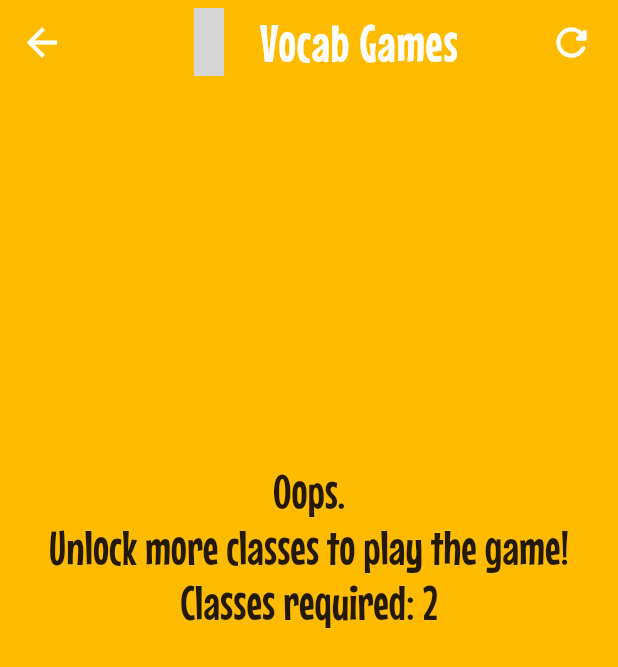
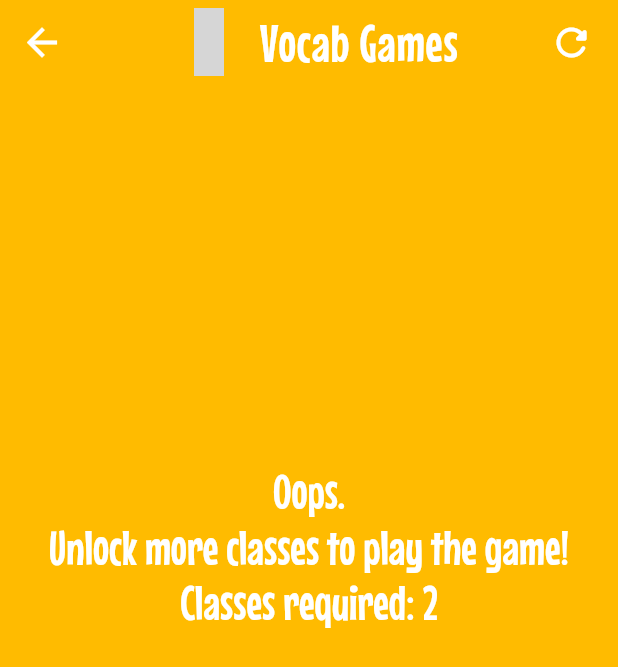
Before and after one commit to hongyu1738/plum_test, a Flutter app: the VocabularyQuiz screen opened directly, on a phone screen of 412 x 824 dp. Shown: the top 667 px of the screen. Run offline on Flutter 3.47's test engine with Material 2 defaults, Android fonts, the phone set to English and light mode, and no system bars; drawn by our look-alikes of liquid_pull_to_refresh; our stand-ins replace animate_do, animated_background, audioplayers, cloud_firestore, firebase_core, firebase_storage and 10 more; missing offline and left inert: cool_ui, tflite; accounts and stored records are empty; project files that could hold a hidden picture were left out; grey boxes are pictures that could not be loaded.

Commit message:
Update font colour
- Update error message font color for Vocabulary Quiz, Image Quiz and Drag n Drop

```diff
--- a/lib/screens/quiz/drag_n_drop.dart
+++ b/lib/screens/quiz/drag_n_drop.dart
@@ -88,6 +88,7 @@ class _DragAndDropState extends State<DragAndDrop> {
                 textAlign: TextAlign.center,
                 style: TextStyle(
                   fontSize: 32,
+                  color: Colors.white,
                   fontWeight: FontWeight.w400,
                 ), ),
               )
--- a/lib/screens/quiz/image_quiz.dart
+++ b/lib/screens/quiz/image_quiz.dart
@@ -104,6 +104,7 @@ class _ImageQuizState extends State<ImageQuiz> {
                       textAlign: TextAlign.center,
                       style: TextStyle(
                         fontSize: 32,
+                        color: Colors.white,
                         fontWeight: FontWeight.w400,
                       ), )
                     )
--- a/lib/screens/quiz/vocabulary_quiz.dart
+++ b/lib/screens/quiz/vocabulary_quiz.dart
@@ -98,6 +98,7 @@ class _VocabularyQuizState extends State<VocabularyQuiz> {
                         textAlign: TextAlign.center,
                         style: TextStyle(
                           fontSize: 32,
+                          color: Colors.white,
                           fontWeight: FontWeight.w400,
                         ), ),
                       ),
@@ -107,6 +108,7 @@ class _VocabularyQuizState extends State<VocabularyQuiz> {
                     textAlign: TextAlign.center,
                     style: TextStyle(
                       fontSize: 24,
+                      color: Colors.white,
                       fontWeight: FontWeight.w400,
                     ), )
                     : value.choiceResults.length != 0 && value.answerChoices.length == 0
```
